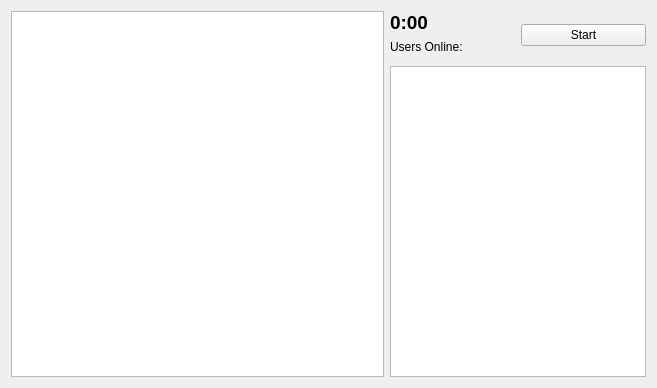
Before: the Qt Designer form streamerenv.ui in SpaceWind/tabotalife, drawn with Qt 5.
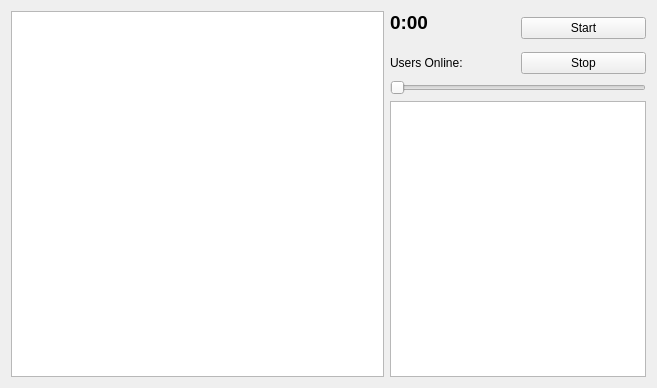
After: the same form once the commit is applied.

Commit message: choosing speed

The edit to the form file:
```diff
--- a/streamerenv.ui
+++ b/streamerenv.ui
@@ -14,6 +14,13 @@
    <string>Form</string>
   </property>
   <layout class="QGridLayout" name="gridLayout">
+   <item row="0" column="2" rowspan="3">
+    <widget class="QPushButton" name="pushButton">
+     <property name="text">
+      <string>Start</string>
+     </property>
+    </widget>
+   </item>
    <item row="0" column="1">
     <widget class="QLabel" name="label">
      <property name="font">
@@ -28,26 +35,36 @@
      </property>
     </widget>
    </item>
-   <item row="1" column="1">
-    <widget class="QLabel" name="label_2">
-     <property name="text">
-      <string>Users Online: </string>
-     </property>
-    </widget>
-   </item>
-   <item row="0" column="0" rowspan="4">
+   <item row="0" column="0" rowspan="6">
     <widget class="QListWidget" name="listWidget"/>
    </item>
-   <item row="0" column="2" rowspan="3">
-    <widget class="QPushButton" name="pushButton">
-     <property name="text">
-      <string>Start</string>
-     </property>
-    </widget>
-   </item>
-   <item row="3" column="1" colspan="2">
+   <item row="5" column="1" colspan="2">
     <widget class="QPlainTextEdit" name="plainTextEdit"/>
    </item>
+   <item row="3" column="2">
+    <widget class="QPushButton" name="pushButton_2">
+     <property name="text">
+      <string>Stop</string>
+     </property>
+    </widget>
+   </item>
+   <item row="3" column="1">
+    <widget class="QLabel" name="label_2">
+     <property name="text">
+      <string>Users Online: </string>
+     </property>
+    </widget>
+   </item>
+   <item row="4" column="1" colspan="2">
+    <widget class="QSlider" name="horizontalSlider">
+     <property name="maximum">
+      <number>8</number>
+     </property>
+     <property name="orientation">
+      <enum>Qt::Horizontal</enum>
+     </property>
+    </widget>
+   </item>
   </layout>
  </widget>
  <resources/>
```
The commit also changes 2 other files.
